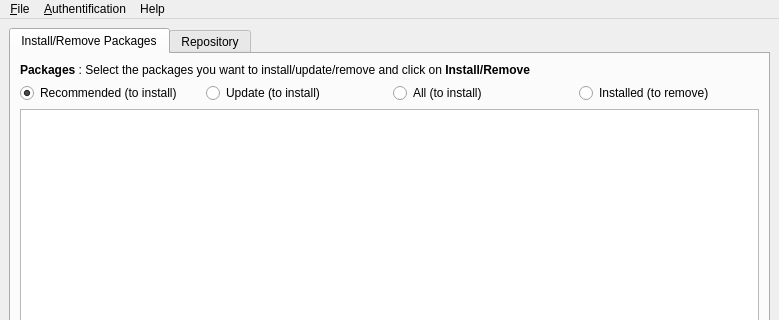
This is deploygui/src/openalea/deploygui/resources/mainwindow.ui in openalea/openalea as Qt 5 draws it before an edit; both pictures show x 0 to 779 and y 0 to 320 of the 779 by 662 pixel window. The edited form follows.
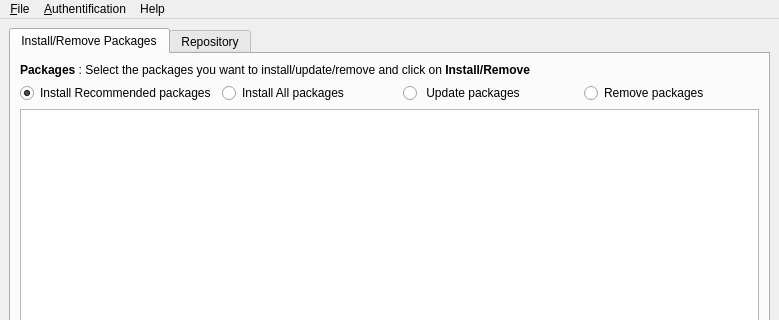
This is the edited form. Icons and pictures are not drawn.

```diff
--- a/deploygui/src/openalea/deploygui/resources/mainwindow.ui
+++ b/deploygui/src/openalea/deploygui/resources/mainwindow.ui
@@ -42,31 +42,31 @@
           <item>
            <widget class="QRadioButton" name="radioRecommended" >
             <property name="text" >
-             <string>Recommended (to install)</string>
+             <string>Install Recommended packages</string>
             </property>
             <property name="checked" >
              <bool>true</bool>
             </property>
            </widget>
           </item>
-          <item>
-           <widget class="QRadioButton" name="radioUpdate" >
-            <property name="text" >
-             <string>Update (to install)</string>
-            </property>
-           </widget>
-          </item>
           <item>
            <widget class="QRadioButton" name="radioAll" >
             <property name="text" >
-             <string>All (to install)</string>
+             <string>Install All packages</string>
+            </property>
+           </widget>
+          </item>
+          <item>
+           <widget class="QRadioButton" name="radioUpdate" >
+            <property name="text" >
+             <string> Update packages</string>
             </property>
            </widget>
           </item>
           <item>
            <widget class="QRadioButton" name="radioInstalled" >
             <property name="text" >
-             <string>Installed (to remove)</string>
+             <string>Remove packages</string>
             </property>
            </widget>
           </item>
```
